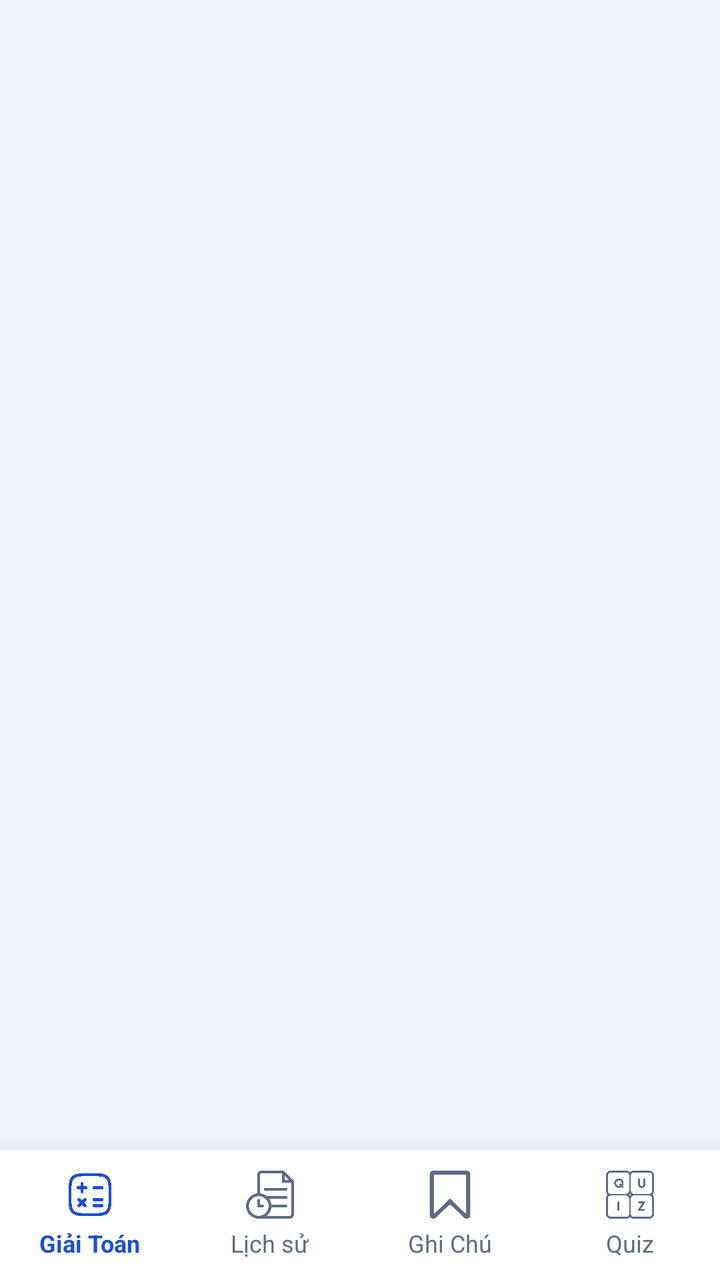
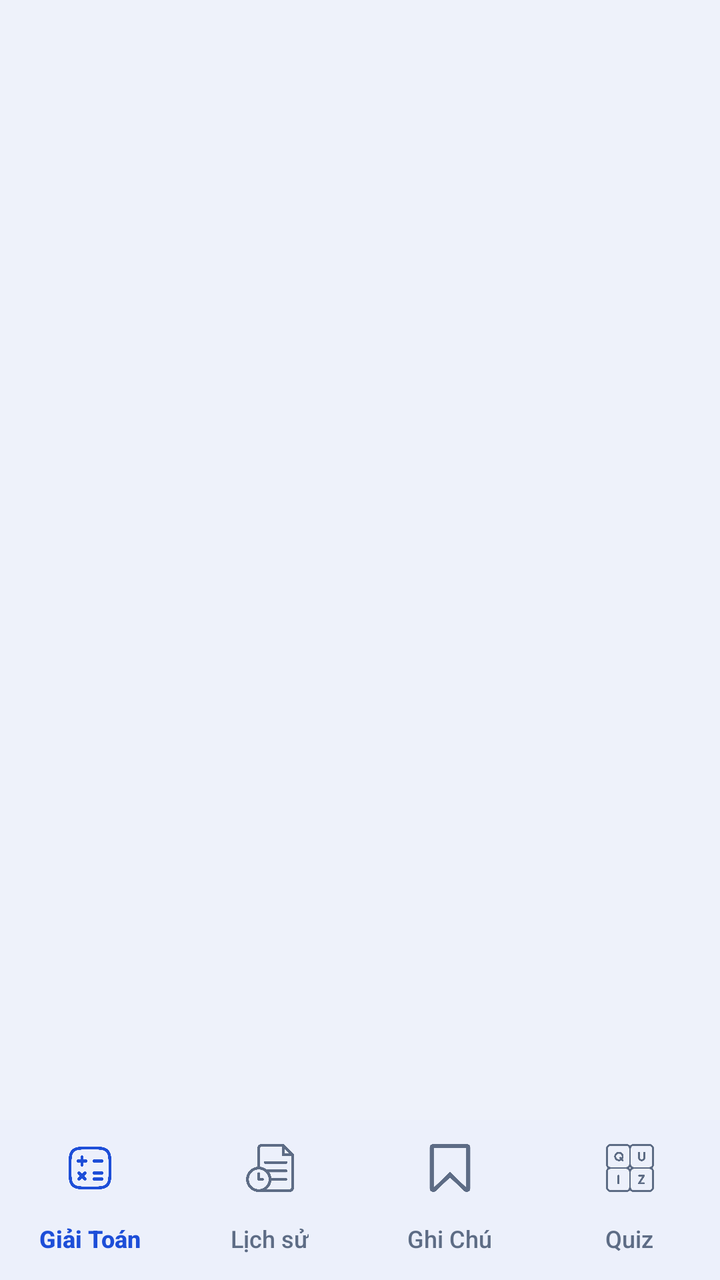

The first picture is an Android layout as it rendered before a commit; the second is the same layout after the commit. The layout source and the unified diff follow.
<!-- AndroidManifest.xml: application theme Theme.MathModule -->
<!-- res/layout/activity_math_dashboard.xml -->
<?xml version="1.0" encoding="utf-8"?>

<RelativeLayout xmlns:android="http://schemas.android.com/apk/res/android"
    android:layout_width="match_parent"
    xmlns:app="http://schemas.android.com/apk/res-auto"
    android:layout_height="match_parent"
    android:background="@color/math_background">

    
    <FrameLayout
        android:id="@+id/fragment_container"
        android:layout_width="match_parent"
        android:layout_height="match_parent"
        android:layout_above="@+id/bottom_navigation" />

    
    <LinearLayout
        android:id="@+id/bottom_navigation"
        android:layout_width="match_parent"
        android:layout_height="65dp"
        android:layout_alignParentBottom="true"
        android:background="@color/math_surface"
        android:elevation="16dp"
        android:orientation="horizontal"
        android:weightSum="4">

        
        <LinearLayout
            android:id="@+id/nav_home"
            android:layout_width="0dp"
            android:layout_height="match_parent"
            android:layout_weight="1"
            android:gravity="center"
            android:orientation="vertical"
            android:clickable="true"
            android:focusable="true"
            android:background="?attr/selectableItemBackgroundBorderless">
            <ImageView
                android:id="@+id/icon_nav_home"
                android:layout_width="24dp"
                android:layout_height="24dp"
                android:src="@drawable/caculator"
                app:tint="@color/math_primary"/> 
            <TextView
                android:id="@+id/text_nav_home"
                android:layout_width="wrap_content"
                android:layout_height="wrap_content"
                android:text="@string/math_nav_home"
                android:textColor="@color/math_primary"
                android:textSize="12sp"
                android:layout_marginTop="4dp"
                android:textStyle="bold"/>
        </LinearLayout>

        
        <LinearLayout
            android:id="@+id/nav_history"
            android:layout_width="0dp"
            android:layout_height="match_parent"
            android:layout_weight="1"
            android:gravity="center"
            android:orientation="vertical"
            android:clickable="true"
            android:focusable="true"
            android:background="?attr/selectableItemBackgroundBorderless">
            <ImageView
                android:id="@+id/icon_nav_history"
                android:layout_width="24dp"
                android:layout_height="24dp"
                android:src="@drawable/history"
                app:tint="@color/math_inactive"/> 
            <TextView
                android:id="@+id/text_nav_history"
                android:layout_width="wrap_content"
                android:layout_height="wrap_content"
                android:text="@string/math_nav_history"
                android:textColor="@color/math_inactive"
                android:textSize="12sp"
                android:layout_marginTop="4dp"/>
        </LinearLayout>

        
        <LinearLayout
            android:id="@+id/nav_formula"
            android:layout_width="0dp"
            android:layout_height="match_parent"
            android:layout_weight="1"
            android:gravity="center"
            android:orientation="vertical"
            android:clickable="true"
            android:focusable="true"
            android:background="?attr/selectableItemBackgroundBorderless">
            <ImageView
                android:id="@+id/icon_nav_formula"
                android:layout_width="24dp"
                android:layout_height="24dp"
                android:src="@drawable/bookmark"
                app:tint="@color/math_inactive"/>
            <TextView
                android:id="@+id/text_nav_formula"
                android:layout_width="wrap_content"
                android:layout_height="wrap_content"
                android:text="@string/math_nav_notes"
                android:textColor="@color/math_inactive"
                android:textSize="12sp"
                android:layout_marginTop="4dp"/>
        </LinearLayout>

        
        <LinearLayout
            android:id="@+id/nav_quiz"
            android:layout_width="0dp"
            android:layout_height="match_parent"
            android:layout_weight="1"
            android:gravity="center"
            android:orientation="vertical"
            android:clickable="true"
            android:focusable="true"
            android:background="?attr/selectableItemBackgroundBorderless">
            <ImageView
                android:id="@+id/icon_nav_quiz"
                android:layout_width="24dp"
                android:layout_height="24dp"
                android:src="@drawable/quiz"
                app:tint="@color/math_inactive"/>
            <TextView
                android:id="@+id/text_nav_quiz"
                android:layout_width="wrap_content"
                android:layout_height="wrap_content"
                android:text="@string/math_nav_quiz"
                android:textColor="@color/math_inactive"
                android:textSize="12sp"
                android:layout_marginTop="4dp"/>
        </LinearLayout>
    </LinearLayout>

</RelativeLayout>
<!-- resources referenced by this layout -->
<resources>
  <color name="math_background">#EEF2FA</color>
  <color name="math_inactive">#5D6C85</color>
  <color name="math_primary">#1D4ED8</color>
  <color name="math_surface">#FFFFFF</color>
  <!-- drawable bookmark: png bitmap (drawable, 10684 bytes) -->
  <!-- drawable caculator: png bitmap (drawable, 21277 bytes) -->
  <!-- drawable history: png bitmap (drawable, 12454 bytes) -->
  <!-- drawable quiz: png bitmap (drawable, 15673 bytes) -->
  <string name="math_nav_history">Lịch sử</string>
  <string name="math_nav_home">Giải Toán</string>
  <string name="math_nav_notes">Ghi Chú</string>
  <string name="math_nav_quiz">Quiz</string>
  <style name="Theme.MathModule" parent="Base.Theme.MathModule" />
  <style name="Base.Theme.MathModule" parent="Theme.Material3.DayNight.NoActionBar">
          
          
      <item name="colorPrimary">@color/math_primary</item><item name="colorSurface">@color/math_surface</item><item name="colorOnSurface">@color/math_text_primary</item><item name="android:windowBackground">@color/math_background</item><item name="android:statusBarColor">@color/math_background</item><item name="android:navigationBarColor">@color/math_surface</item><item name="android:fontFamily">sans-serif</item><item name="android:textColorPrimary">@color/math_text_primary</item><item name="android:textColorSecondary">@color/math_text_secondary</item><item name="materialButtonStyle">@style/MentorMathButton</item><item name="textInputStyle">@style/MentorMathInput</item><item name="android:windowAnimationStyle">@style/MentorWindowAnimation</item></style>
  <color name="math_text_primary">#14213D</color>
  <color name="math_text_secondary">#4D5E78</color>
  <style name="MentorMathButton" parent="Widget.MaterialComponents.Button">
          <item name="backgroundTint">@color/mentor_math_button</item><item name="android:textColor">#FFFFFF</item><item name="cornerRadius">16dp</item><item name="android:minHeight">52dp</item>
          <item name="android:textAllCaps">false</item><item name="android:textSize">15sp</item>
          <item name="android:fontFamily">sans-serif-medium</item>
      </style>
  <style name="MentorMathInput" parent="Widget.MaterialComponents.TextInputLayout.OutlinedBox">
          <item name="boxCornerRadiusTopStart">16dp</item><item name="boxCornerRadiusTopEnd">16dp</item>
          <item name="boxCornerRadiusBottomStart">16dp</item><item name="boxCornerRadiusBottomEnd">16dp</item>
      </style>
  <style name="MentorWindowAnimation"><item name="android:activityOpenEnterAnimation">@anim/mentor_enter</item><item name="android:activityOpenExitAnimation">@anim/mentor_exit</item><item name="android:activityCloseEnterAnimation">@anim/mentor_enter</item><item name="android:activityCloseExitAnimation">@anim/mentor_exit</item></style>
  <color name="mentor_math_button">#1D4ED8</color>
</resources>

<!-- the commit's change to res/layout/activity_math_dashboard.xml (unified diff, before → after) -->
@@ -1,137 +1 @@
-<?xml version="1.0" encoding="utf-8"?>
-
-<RelativeLayout xmlns:android="http://schemas.android.com/apk/res/android"
-    android:layout_width="match_parent"
-    xmlns:app="http://schemas.android.com/apk/res-auto"
-    android:layout_height="match_parent"
-    android:background="@color/math_background">
-
-    
-    <FrameLayout
-        android:id="@+id/fragment_container"
-        android:layout_width="match_parent"
-        android:layout_height="match_parent"
-        android:layout_above="@+id/bottom_navigation" />
-
-    
-    <LinearLayout
-        android:id="@+id/bottom_navigation"
-        android:layout_width="match_parent"
-        android:layout_height="65dp"
-        android:layout_alignParentBottom="true"
-        android:background="@color/math_surface"
-        android:elevation="16dp"
-        android:orientation="horizontal"
-        android:weightSum="4">
-
-        
-        <LinearLayout
-            android:id="@+id/nav_home"
-            android:layout_width="0dp"
-            android:layout_height="match_parent"
-            android:layout_weight="1"
-            android:gravity="center"
-            android:orientation="vertical"
-            android:clickable="true"
-            android:focusable="true"
-            android:background="?attr/selectableItemBackgroundBorderless">
-            <ImageView
-                android:id="@+id/icon_nav_home"
-                android:layout_width="24dp"
-                android:layout_height="24dp"
-                android:src="@drawable/caculator"
-                app:tint="@color/math_primary"/> 
-            <TextView
-                android:id="@+id/text_nav_home"
-                android:layout_width="wrap_content"
-                android:layout_height="wrap_content"
-                android:text="@string/math_nav_home"
-                android:textColor="@color/math_primary"
-                android:textSize="12sp"
-                android:layout_marginTop="4dp"
-                android:textStyle="bold"/>
-        </LinearLayout>
-
-        
-        <LinearLayout
-            android:id="@+id/nav_history"
-            android:layout_width="0dp"
-            android:layout_height="match_parent"
-            android:layout_weight="1"
-            android:gravity="center"
-            android:orientation="vertical"
-            android:clickable="true"
-            android:focusable="true"
-            android:background="?attr/selectableItemBackgroundBorderless">
-            <ImageView
-                android:id="@+id/icon_nav_history"
-                android:layout_width="24dp"
-                android:layout_height="24dp"
-                android:src="@drawable/history"
-                app:tint="@color/math_inactive"/> 
-            <TextView
-                android:id="@+id/text_nav_history"
-                android:layout_width="wrap_content"
-                android:layout_height="wrap_content"
-                android:text="@string/math_nav_history"
-                android:textColor="@color/math_inactive"
-                android:textSize="12sp"
-                android:layout_marginTop="4dp"/>
-        </LinearLayout>
-
-        
-        <LinearLayout
-            android:id="@+id/nav_formula"
-            android:layout_width="0dp"
-            android:layout_height="match_parent"
-            android:layout_weight="1"
-            android:gravity="center"
-            android:orientation="vertical"
-            android:clickable="true"
-            android:focusable="true"
-            android:background="?attr/selectableItemBackgroundBorderless">
-            <ImageView
-                android:id="@+id/icon_nav_formula"
-                android:layout_width="24dp"
-                android:layout_height="24dp"
-                android:src="@drawable/bookmark"
-                app:tint="@color/math_inactive"/>
-            <TextView
-                android:id="@+id/text_nav_formula"
-                android:layout_width="wrap_content"
-                android:layout_height="wrap_content"
-                android:text="@string/math_nav_notes"
-                android:textColor="@color/math_inactive"
-                android:textSize="12sp"
-                android:layout_marginTop="4dp"/>
-        </LinearLayout>
-
-        
-        <LinearLayout
-            android:id="@+id/nav_quiz"
-            android:layout_width="0dp"
-            android:layout_height="match_parent"
-            android:layout_weight="1"
-            android:gravity="center"
-            android:orientation="vertical"
-            android:clickable="true"
-            android:focusable="true"
-            android:background="?attr/selectableItemBackgroundBorderless">
-            <ImageView
-                android:id="@+id/icon_nav_quiz"
-                android:layout_width="24dp"
-                android:layout_height="24dp"
-                android:src="@drawable/quiz"
-                app:tint="@color/math_inactive"/>
-            <TextView
-                android:id="@+id/text_nav_quiz"
-                android:layout_width="wrap_content"
-                android:layout_height="wrap_content"
-                android:text="@string/math_nav_quiz"
-                android:textColor="@color/math_inactive"
-                android:textSize="12sp"
-                android:layout_marginTop="4dp"/>
-        </LinearLayout>
-    </LinearLayout>
-
-</RelativeLayout>
+<RelativeLayout xmlns:android="http://schemas.android.com/apk/res/android" xmlns:app="http://schemas.android.com/apk/res-auto" android:layout_width="match_parent" android:layout_height="match_parent" android:background="@color/math_background"><FrameLayout android:id="@+id/fragment_container" android:layout_width="match_parent" android:layout_height="match_parent" android:layout_above="@id/bottom_navigation"/><com.google.android.material.bottomnavigation.BottomNavigationView android:id="@+id/bottom_navigation" android:layout_width="match_parent" android:layout_height="wrap_content" android:minHeight="80dp" android:layout_alignParentBottom="true" android:background="@color/math_surface" app:menu="@menu/math_bottom_navigation" app:labelVisibilityMode="labeled" app:itemIconTint="@color/math_nav_color" app:itemTextColor="@color/math_nav_color" app:itemTextAppearanceActive="@style/MentorMathNavLabel" app:itemTextAppearanceInactive="@style/MentorMathNavLabel"/></RelativeLayout>
<!-- resource entries referenced after the edit -->
@@ -1,22 +1,14 @@
 <!-- resources referenced by this layout -->
 <resources>
   <color name="math_background">#EEF2FA</color>
-  <color name="math_inactive">#5D6C85</color>
   <color name="math_primary">#1D4ED8</color>
   <color name="math_surface">#FFFFFF</color>
-  <!-- drawable bookmark: png bitmap (drawable, 10684 bytes) -->
-  <!-- drawable caculator: png bitmap (drawable, 21277 bytes) -->
-  <!-- drawable history: png bitmap (drawable, 12454 bytes) -->
-  <!-- drawable quiz: png bitmap (drawable, 15673 bytes) -->
-  <string name="math_nav_history">Lịch sử</string>
-  <string name="math_nav_home">Giải Toán</string>
-  <string name="math_nav_notes">Ghi Chú</string>
-  <string name="math_nav_quiz">Quiz</string>
+  <style name="MentorMathNavLabel"><item name="android:textSize">12sp</item><item name="android:fontFamily">sans-serif-medium</item></style>
   <style name="Theme.MathModule" parent="Base.Theme.MathModule" />
   <style name="Base.Theme.MathModule" parent="Theme.Material3.DayNight.NoActionBar">
-          
-          
-      <item name="colorPrimary">@color/math_primary</item><item name="colorSurface">@color/math_surface</item><item name="colorOnSurface">@color/math_text_primary</item><item name="android:windowBackground">@color/math_background</item><item name="android:statusBarColor">@color/math_background</item><item name="android:navigationBarColor">@color/math_surface</item><item name="android:fontFamily">sans-serif</item><item name="android:textColorPrimary">@color/math_text_primary</item><item name="android:textColorSecondary">@color/math_text_secondary</item><item name="materialButtonStyle">@style/MentorMathButton</item><item name="textInputStyle">@style/MentorMathInput</item><item name="android:windowAnimationStyle">@style/MentorWindowAnimation</item></style>
+  
+  
+      <item name="colorPrimary">@color/math_primary</item><item name="colorSurface">@color/math_surface</item><item name="colorOnSurface">@color/math_text_primary</item><item name="android:windowBackground">@color/math_background</item><item name="android:statusBarColor">@color/math_background</item><item name="android:navigationBarColor">@color/math_surface</item><item name="android:fontFamily">sans-serif</item><item name="android:textColorPrimary">@color/math_text_primary</item><item name="android:textColorSecondary">@color/math_text_secondary</item><item name="materialButtonStyle">@style/MentorMathButton</item><item name="textInputStyle">@style/MentorMathInput</item><item name="android:windowAnimationStyle">@style/MentorWindowAnimation</item><item name="colorPrimaryContainer">@color/mentor_math_container</item><item name="colorOnPrimaryContainer">@color/math_text_primary</item></style>
   <color name="math_text_primary">#14213D</color>
   <color name="math_text_secondary">#4D5E78</color>
   <style name="MentorMathButton" parent="Widget.MaterialComponents.Button">
@@ -29,6 +21,7 @@
           <item name="boxCornerRadiusBottomStart">16dp</item><item name="boxCornerRadiusBottomEnd">16dp</item>
       </style>
   <style name="MentorWindowAnimation"><item name="android:activityOpenEnterAnimation">@anim/mentor_enter</item><item name="android:activityOpenExitAnimation">@anim/mentor_exit</item><item name="android:activityCloseEnterAnimation">@anim/mentor_enter</item><item name="android:activityCloseExitAnimation">@anim/mentor_exit</item></style>
+  <color name="mentor_math_container">#DCE7FF</color>
   <color name="mentor_math_button">#1D4ED8</color>
 </resources>
 
